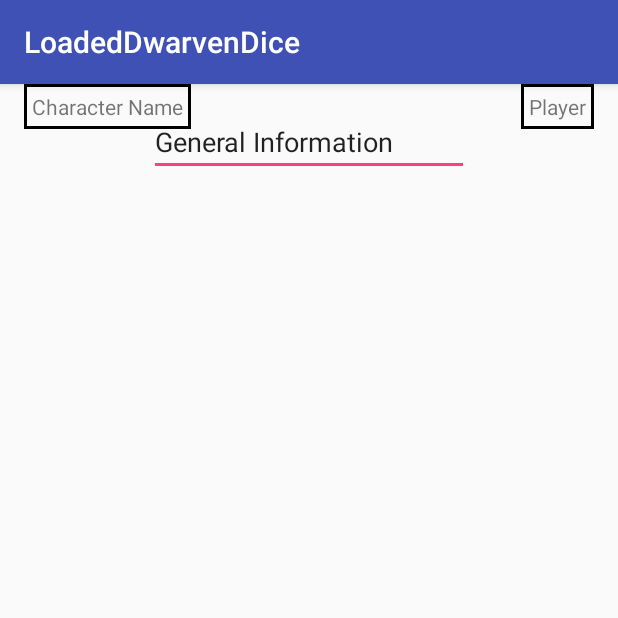
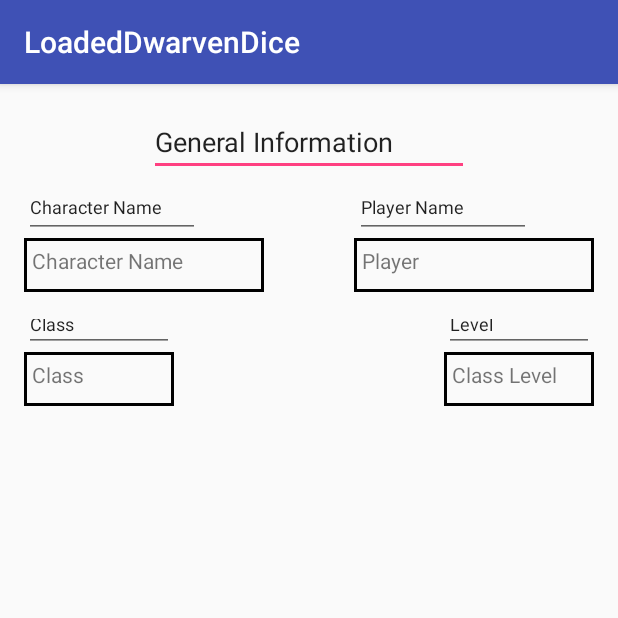
Before and after one commit to ZookTheMagpie/LoadedDwarvenDice.Android, an Android app: the CharacterSheetActivity screen opened directly, with no data from a screen before it, on a phone screen of 412 x 824 dp, the top half of it. Run offline under Robolectric (Android 15) with nearby library versions, the phone set to English and light mode, and no system bars.

Commit message:
Working on the layout of the activities

```diff
--- a/app/src/main/java/no/ntnu/hallvardpc/loadeddwarvendice/CharacterSheetAdapter.java
+++ b/app/src/main/java/no/ntnu/hallvardpc/loadeddwarvendice/CharacterSheetAdapter.java
@@ -6,7 +6,9 @@ import android.support.v7.widget.RecyclerView;
  * Created by HallvardPC on 01.11.2017.
  */
 
+/**
 public class CharacterSheetAdapter extends RecyclerView.Adapter<CharacterSheetAdapter.MessageViewHolder>
 {
 
 }
+ */
--- a/app/src/main/java/no/ntnu/hallvardpc/loadeddwarvendice/CharacterSheetsMenu.java
+++ b/app/src/main/java/no/ntnu/hallvardpc/loadeddwarvendice/CharacterSheetsMenu.java
@@ -16,7 +16,7 @@ public class CharacterSheetsMenu extends AppCompatActivity {
         final Button buttonCharacterSheets = (Button) findViewById(R.id.buttontemporary);
         buttonCharacterSheets.setOnClickListener(new View.OnClickListener() {
             public void onClick(View v) {
-                Intent intent = new Intent(this, CharacterSheetActivity.class);
+                Intent intent = new Intent(CharacterSheetsMenu.this, CharacterSheetActivity.class);
                 startActivity(intent);
             }
         });
--- a/app/src/main/res/layout/activity_character_sheet.xml
+++ b/app/src/main/res/layout/activity_character_sheet.xml
@@ -23,26 +23,108 @@
         app:layout_constraintTop_toTopOf="parent" />
 
     <TextView
-        android:id="@+id/charactername"
-        android:layout_width="wrap_content"
-        android:layout_height="wrap_content"
+        android:id="@+id/Class"
+        android:layout_width="100dp"
+        android:layout_height="36dp"
+        android:layout_marginLeft="16dp"
+        android:layout_marginTop="0dp"
+        android:background="@drawable/border"
+        android:contentDescription="@string/text_view_class"
+        android:padding="5dp"
+        android:text="@string/text_view_class"
+        app:layout_constraintLeft_toLeftOf="parent"
+        app:layout_constraintTop_toBottomOf="@+id/editText" />
+
+    <TextView
+        android:id="@+id/textView"
+        android:layout_width="100dp"
+        android:layout_height="36dp"
+        android:layout_marginRight="16dp"
+        android:layout_marginTop="0dp"
+        android:background="@drawable/border"
+        android:contentDescription="@string/text_view_class_level"
+        android:padding="5dp"
+        android:text="@string/text_view_class_level"
+        app:layout_constraintRight_toRightOf="parent"
+        app:layout_constraintTop_toBottomOf="@+id/leveltext"
+        tools:layout_editor_absoluteX="248dp" />
+
+    <TextView
+        android:id="@+id/textView4"
+        android:layout_width="160dp"
+        android:layout_height="36dp"
         android:layout_marginLeft="16dp"
         android:background="@drawable/border"
         android:contentDescription="@string/text_view_character_name"
         android:padding="5dp"
         android:text="@string/text_view_character_name"
         app:layout_constraintLeft_toLeftOf="parent"
-        tools:layout_editor_absoluteY="92dp" />
+        android:layout_marginTop="0dp"
+        app:layout_constraintTop_toBottomOf="@+id/editText3" />
 
     <TextView
         android:id="@+id/Player"
+        android:layout_width="160dp"
+        android:layout_height="36dp"
+        android:layout_marginRight="16dp"
         android:background="@drawable/border"
+        android:contentDescription="@string/text_view_player"
         android:padding="5dp"
-        android:layout_width="wrap_content"
-        android:layout_height="wrap_content"
+        android:text="@string/text_view_player"
+        app:layout_constraintRight_toRightOf="parent"
+        android:layout_marginTop="0dp"
+        app:layout_constraintTop_toBottomOf="@+id/characternametext" />
+
+    <EditText
+        android:id="@+id/characternametext"
+        android:layout_width="117dp"
+        android:layout_height="41dp"
+        android:layout_marginRight="58dp"
+        android:ems="10"
+        android:inputType="textPersonName"
+        android:text="Player Name"
+        android:textSize="12sp"
+        app:layout_constraintRight_toRightOf="parent"
+        android:layout_marginTop="0dp"
+        app:layout_constraintTop_toBottomOf="@+id/generalinformation" />
+
+    <EditText
+        android:id="@+id/editText3"
+        android:layout_width="117dp"
+        android:layout_height="41dp"
+        android:layout_marginLeft="16dp"
+        android:ems="10"
+        android:inputType="textPersonName"
+        android:text="Character Name"
+        android:textSize="12sp"
+        app:layout_constraintLeft_toLeftOf="parent"
+        android:layout_marginTop="0dp"
+        app:layout_constraintTop_toBottomOf="@+id/generalinformation" />
+
+    <EditText
+        android:id="@+id/leveltext"
+        android:layout_width="100dp"
+        android:layout_height="32dp"
         android:layout_marginRight="16dp"
-        android:contentDescription="@string/text_view_player"
-        android:text="Player"
+        android:layout_marginTop="8dp"
+        android:ems="10"
+        android:inputType="textPersonName"
+        android:text="Level"
+        android:textSize="12sp"
         app:layout_constraintRight_toRightOf="parent"
-        tools:layout_editor_absoluteY="92dp" />
+        app:layout_constraintTop_toBottomOf="@+id/Player" />
+
+    <EditText
+        android:id="@+id/editText"
+        android:layout_width="100dp"
+        android:layout_height="32dp"
+        android:layout_marginLeft="16dp"
+        android:layout_marginTop="8dp"
+        android:ems="10"
+        android:inputType="textPersonName"
+        android:text="Class"
+        android:textSize="12sp"
+        app:layout_constraintLeft_toLeftOf="parent"
+        app:layout_constraintTop_toBottomOf="@+id/textView4" />
+
 </android.support.constraint.ConstraintLayout>
--- a/app/src/main/res/values/strings.xml
+++ b/app/src/main/res/values/strings.xml
@@ -20,4 +20,6 @@
     <string name="button_dice_roller">Dice Roller</string>
     <string name="text_view_character_name">Character Name</string>
     <string name="text_view_player">Player</string>
+    <string name="text_view_class">Class</string>
+    <string name="text_view_class_level">Class Level</string>
 </resources>
```
